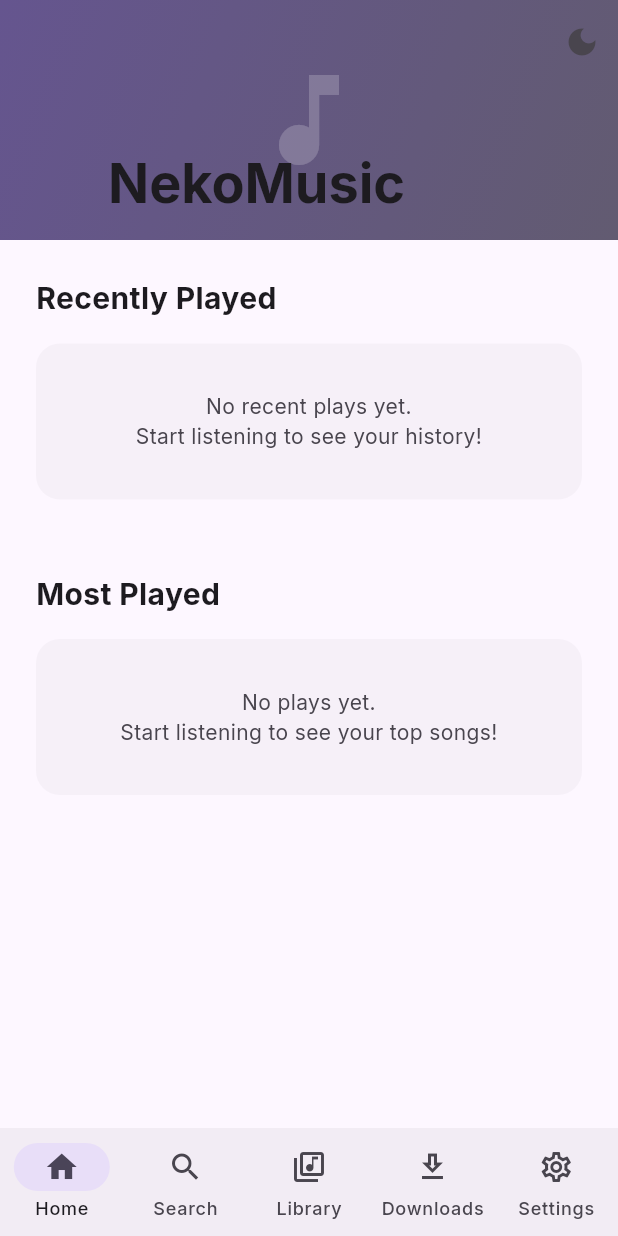
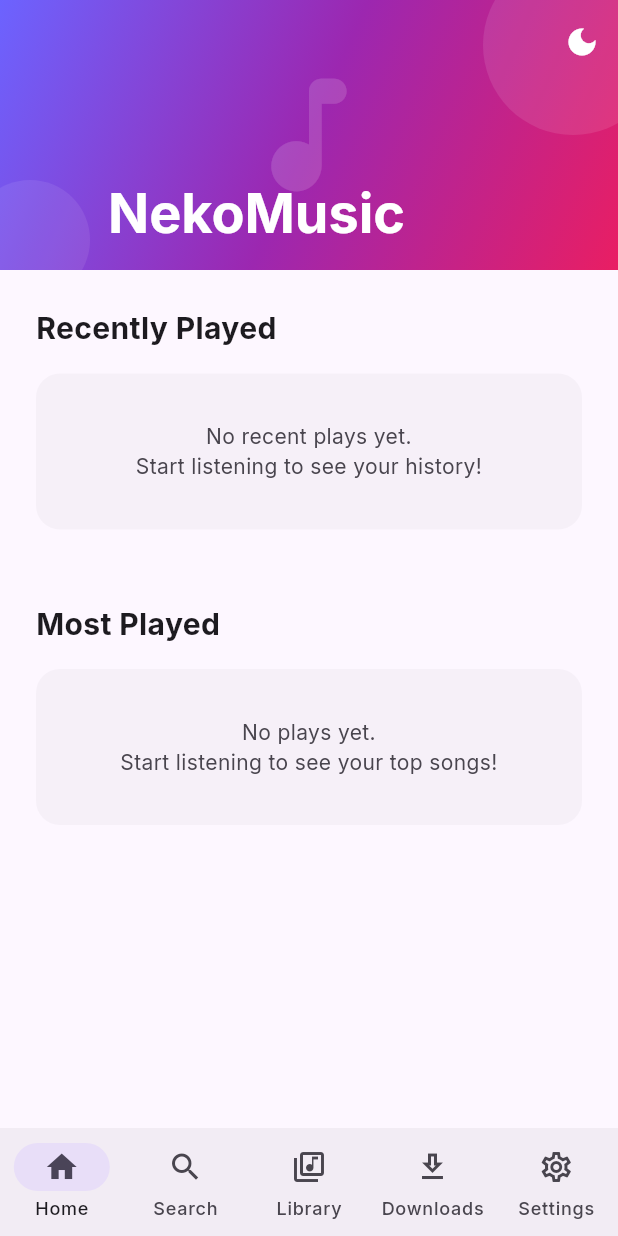
Before and after one commit to charl1107/nekomusic, a Flutter app: the screen it shows after launch, on a phone screen of 412 x 824 dp. Run offline on Flutter 3.47's test engine with Material 3 defaults, Android fonts, the phone set to English and light mode, and no system bars; our stand-ins replace cached_network_image, dio, google_fonts, hive_flutter, just_audio, permission_handler; accounts and stored records are empty; network calls fail.

Commit message:
fix: hero gradient stronger colors, card background, decorative circles

```diff
--- a/flutter_app/lib/screens/home_screen.dart
+++ b/flutter_app/lib/screens/home_screen.dart
@@ -103,7 +103,7 @@ class _HomeScreenState extends State<HomeScreen> {
       slivers: [
         // Hero header
         SliverAppBar(
-          expandedHeight: 160,
+          expandedHeight: 180,
           pinned: true,
           flexibleSpace: FlexibleSpaceBar(
             title: const Text(
@@ -111,25 +111,57 @@ class _HomeScreenState extends State<HomeScreen> {
               style: TextStyle(
                 fontWeight: FontWeight.bold,
                 fontSize: 24,
+                color: Colors.white,
               ),
             ),
             background: Container(
-              decoration: BoxDecoration(
+              decoration: const BoxDecoration(
                 gradient: LinearGradient(
                   colors: [
-                    Theme.of(context).colorScheme.primary,
-                    Theme.of(context).colorScheme.secondary,
+                    Color(0xFF6C63FF),
+                    Color(0xFF9C27B0),
+                    Color(0xFFE91E63),
                   ],
                   begin: Alignment.topLeft,
                   end: Alignment.bottomRight,
                 ),
               ),
-              child: Center(
-                child: Icon(
-                  Icons.music_note,
-                  size: 80,
-                  color: Colors.white.withValues(alpha: 0.2),
-                ),
+              child: Stack(
+                children: [
+                  // Decorative circles
+                  Positioned(
+                    top: -30,
+                    right: -30,
+                    child: Container(
+                      width: 120,
+                      height: 120,
+                      decoration: BoxDecoration(
+                        shape: BoxShape.circle,
+                        color: Colors.white.withValues(alpha: 0.1),
+                      ),
+                    ),
+                  ),
+                  Positioned(
+                    bottom: -20,
+                    left: -20,
+                    child: Container(
+                      width: 80,
+                      height: 80,
+                      decoration: BoxDecoration(
+                        shape: BoxShape.circle,
+                        color: Colors.white.withValues(alpha: 0.08),
+                      ),
+                    ),
+                  ),
+                  // Music note icon
+                  Center(
+                    child: Icon(
+                      Icons.music_note_rounded,
+                      size: 100,
+                      color: Colors.white.withValues(alpha: 0.15),
+                    ),
+                  ),
+                ],
               ),
             ),
           ),
@@ -137,6 +169,7 @@ class _HomeScreenState extends State<HomeScreen> {
             IconButton(
               icon: Icon(
                 playerService.isDarkMode ? Icons.light_mode : Icons.dark_mode,
+                color: Colors.white,
               ),
               onPressed: () => playerService.toggleDarkMode(),
             ),
--- a/flutter_app/lib/widgets/song_card.dart
+++ b/flutter_app/lib/widgets/song_card.dart
@@ -80,8 +80,9 @@ class _SongCardState extends State<SongCard>
             decoration: BoxDecoration(
               color: _isHovered
                   ? Theme.of(context).colorScheme.surfaceContainerHighest.withValues(alpha: 0.5)
-                  : Colors.transparent,
+                  : Theme.of(context).colorScheme.surface,
               borderRadius: BorderRadius.circular(AppColors.radiusM),
+              boxShadow: _isHovered ? AppColors.cardShadow : null,
             ),
             child: Column(
               crossAxisAlignment: CrossAxisAlignment.start,
@@ -92,7 +93,7 @@ class _SongCardState extends State<SongCard>
                     borderRadius: BorderRadius.circular(AppColors.radiusM),
                     boxShadow: [
                       BoxShadow(
-                        color: Colors.black.withValues(alpha: _isHovered ? 0.3 : 0.15),
+                        color: Colors.black.withValues(alpha: _isHovered ? 0.3 : 0.2),
                         blurRadius: _isHovered ? 16 : 8,
                         offset: const Offset(0, 4),
                       ),
@@ -109,7 +110,14 @@ class _SongCardState extends State<SongCard>
                             placeholder: (context, url) => Container(
                               width: 144,
                               height: 144,
-                              color: Theme.of(context).colorScheme.surfaceContainerHighest,
+                              decoration: BoxDecoration(
+                                gradient: LinearGradient(
+                                  colors: [
+                                    Theme.of(context).colorScheme.primaryContainer,
+                                    Theme.of(context).colorScheme.secondaryContainer,
+                                  ],
+                                ),
+                              ),
                             ),
                             errorWidget: (context, url, error) => Container(
                               width: 144,
```
